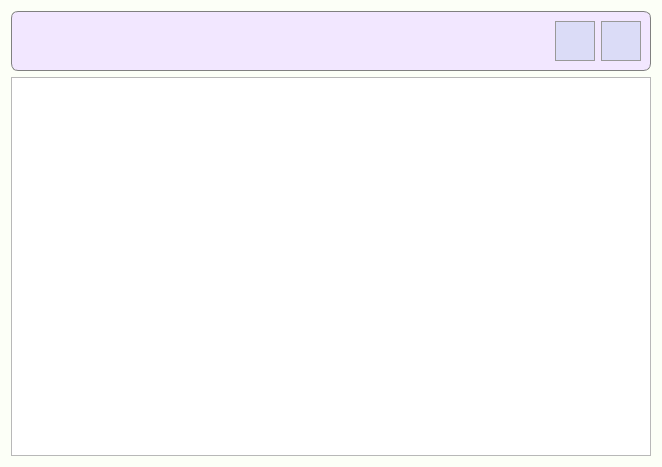
FediiBohdan/TechService, file ListTasks.ui: the form before one commit.
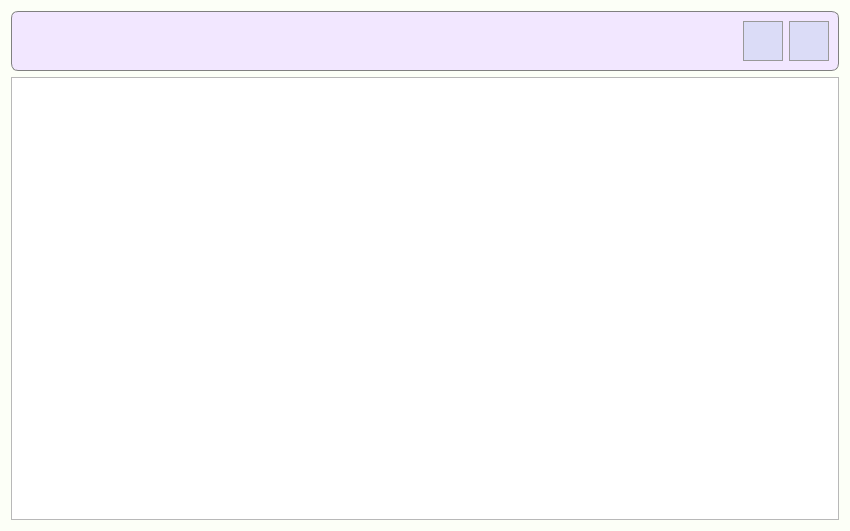
The form after the commit. Icons and pictures are not drawn.

```diff
--- a/ListTasks.ui
+++ b/ListTasks.ui
@@ -6,8 +6,8 @@
    <rect>
     <x>0</x>
     <y>0</y>
-    <width>662</width>
-    <height>467</height>
+    <width>850</width>
+    <height>531</height>
    </rect>
   </property>
   <property name="windowTitle">
@@ -155,7 +155,13 @@
     </widget>
    </item>
    <item row="1" column="0">
-    <widget class="QTableView" name="tableView"/>
+    <widget class="QTableView" name="tableView">
+     <property name="styleSheet">
+      <string notr="true">QLabel {
+	font-size: 9pt;
+}</string>
+     </property>
+    </widget>
    </item>
   </layout>
  </widget>
```
